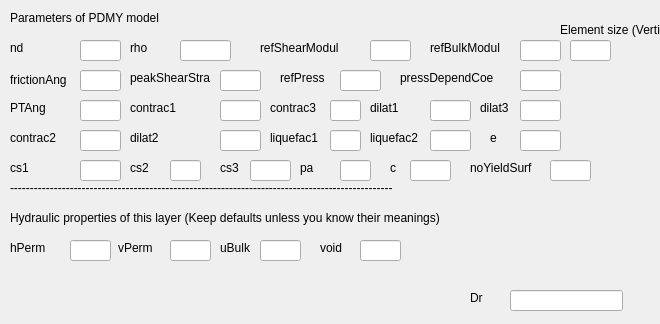
First picture: the form in UI/PDMY02.ui, repository NHERI-SimCenter/s3hark, before the edit.
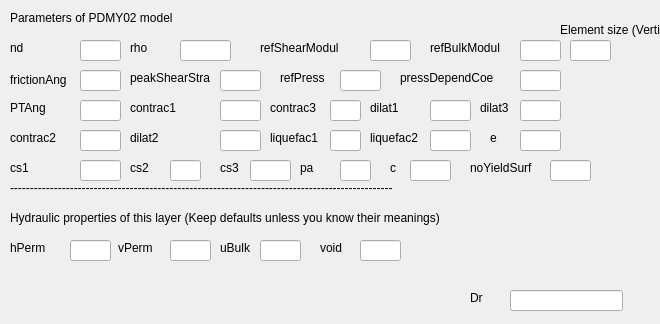
Second picture: the form after the edit.

Commit message: fixing PDMY02 display issue

```diff
--- a/UI/PDMY02.ui
+++ b/UI/PDMY02.ui
@@ -266,7 +266,7 @@
     </rect>
    </property>
    <property name="text">
-    <string>Parameters of PDMY model </string>
+    <string>Parameters of PDMY02 model </string>
    </property>
   </widget>
   <widget class="QLabel" name="line1_2">
```
